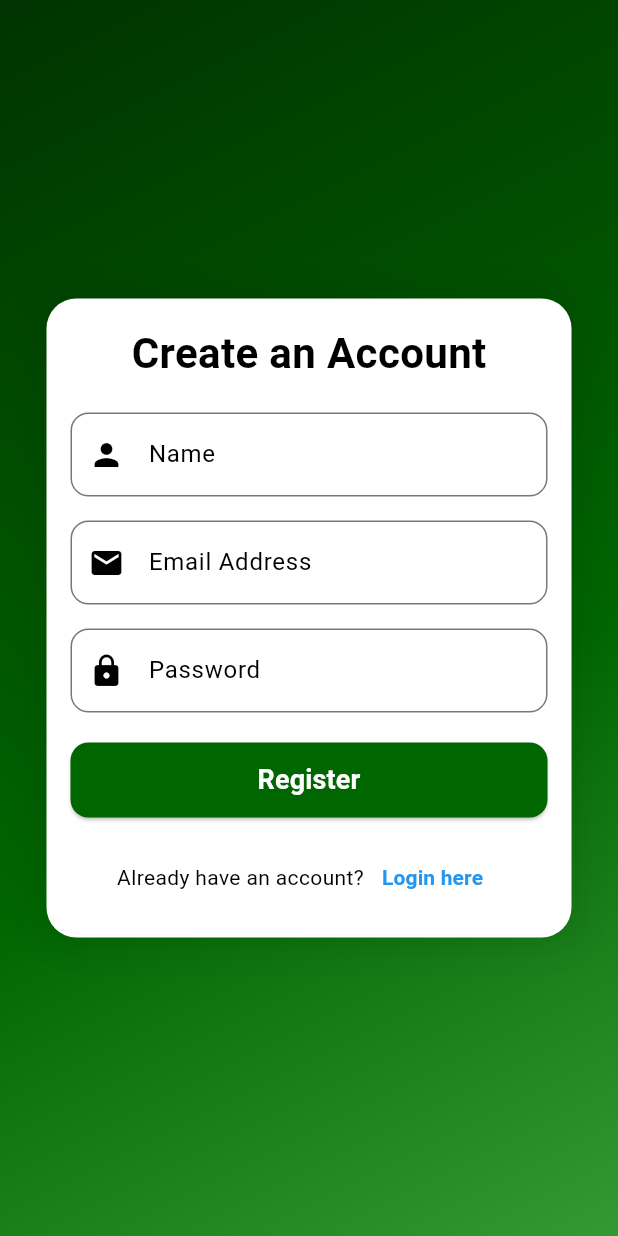
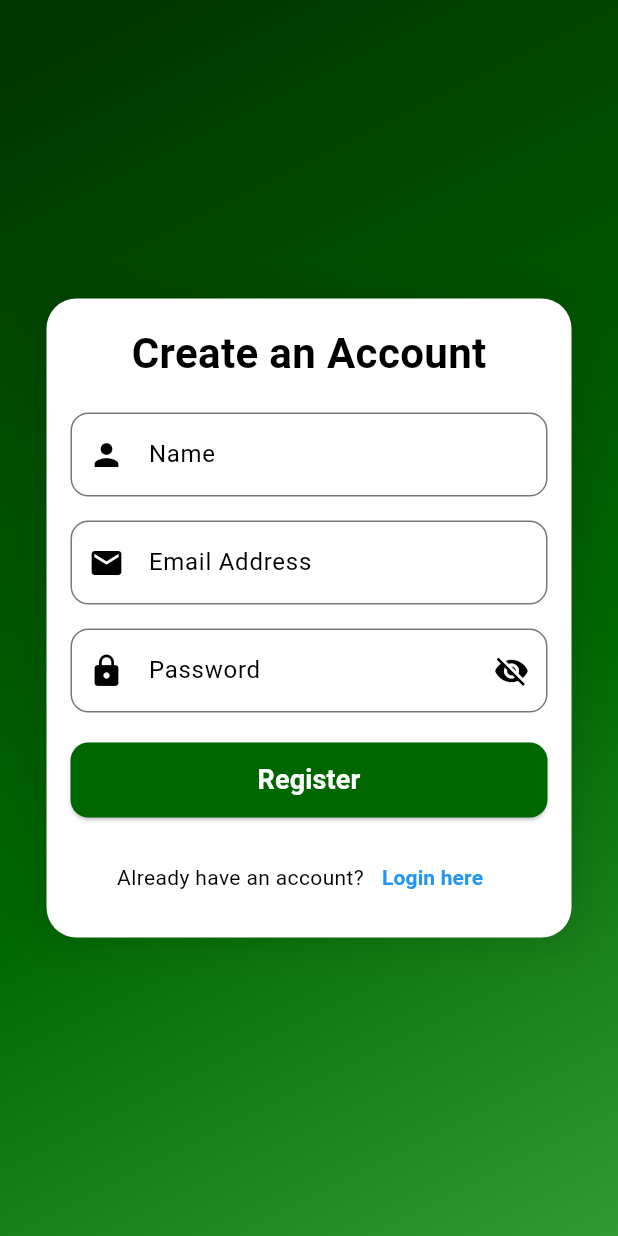
Before and after one commit to zahir248/receiptlog, a Flutter app: the screen it shows after launch, after a tap on "Register here", on a phone screen of 412 x 824 dp. Run offline on Flutter 3.47's test engine with Material 3 defaults, Android fonts, the phone set to English and light mode, and no system bars; our stand-ins replace fluttertoast, shared_preferences.

Commit message:
update function and design

```diff
--- a/lib/views/login.dart
+++ b/lib/views/login.dart
@@ -3,14 +3,22 @@ import 'package:flutter/material.dart';
 import 'register.dart';
 import '../controllers/login.dart';
 
-class LoginPage extends StatelessWidget {
+class LoginPage extends StatefulWidget {
   const LoginPage({super.key});
 
   @override
+  State<LoginPage> createState() => _LoginPageState();
+}
+
+class _LoginPageState extends State<LoginPage> {
+  final TextEditingController emailController = TextEditingController();
+  final TextEditingController passwordController = TextEditingController();
+
+  // State variable to toggle password visibility
+  bool _isPasswordVisible = false;
+
+  @override
   Widget build(BuildContext context) {
-    final TextEditingController emailController = TextEditingController();
-    final TextEditingController passwordController = TextEditingController();
-
     return Scaffold(
       body: Container(
         decoration: const BoxDecoration(
@@ -66,16 +74,27 @@ class LoginPage extends StatelessWidget {
                   keyboardType: TextInputType.emailAddress,
                 ),
                 const SizedBox(height: 16),
-                // Password field
+                // Password field with visibility icon
                 TextField(
                   controller: passwordController,
-                  obscureText: true,
-                  decoration: const InputDecoration(
-                    prefixIcon: Icon(Icons.lock, color: Colors.black),
+                  obscureText: !_isPasswordVisible, // Control password visibility
+                  decoration: InputDecoration(
+                    prefixIcon: const Icon(Icons.lock, color: Colors.black),
                     labelText: 'Password',
-                    labelStyle: TextStyle(color: Colors.black),
-                    border: OutlineInputBorder(
+                    labelStyle: const TextStyle(color: Colors.black),
+                    border: const OutlineInputBorder(
                       borderRadius: BorderRadius.all(Radius.circular(12)),
+                    ),
+                    suffixIcon: IconButton(
+                      icon: Icon(
+                        _isPasswordVisible ? Icons.visibility : Icons.visibility_off,
+                        color: Colors.black,
+                      ),
+                      onPressed: () {
+                        setState(() {
+                          _isPasswordVisible = !_isPasswordVisible;
+                        });
+                      },
                     ),
                   ),
                 ),
@@ -113,7 +132,7 @@ class LoginPage extends StatelessWidget {
                 const SizedBox(height: 16),
                 // "Don't have an account?" and "Register here" link closely
                 Row(
-                  mainAxisSize: MainAxisSize.min, // Minimize the row size to fit both texts closely
+                  mainAxisSize: MainAxisSize.min,
                   children: [
                     const Text(
                       "Don't have an account?",
@@ -121,7 +140,6 @@ class LoginPage extends StatelessWidget {
                     ),
                     TextButton(
                       onPressed: () {
-                        // Navigate to the RegisterPage
                         Navigator.push(
                           context,
                           MaterialPageRoute(builder: (context) => const RegisterPage()),
@@ -130,7 +148,7 @@ class LoginPage extends StatelessWidget {
                       child: const Text(
                         "Register here",
                         style: TextStyle(
-                          color: Colors.blue, // Blue color
+                          color: Colors.blue,
                           fontWeight: FontWeight.bold,
                         ),
                       ),
--- a/lib/views/register.dart
+++ b/lib/views/register.dart
@@ -2,11 +2,24 @@ import 'package:flutter/material.dart';
 import 'package:fluttertoast/fluttertoast.dart';
 
 import '/controllers/register.dart';
+import 'login.dart';
 
-class RegisterPage extends StatelessWidget {
+class RegisterPage extends StatefulWidget {
   const RegisterPage({super.key});
 
-  // Validation functions inside RegisterPage class
+  @override
+  State<RegisterPage> createState() => _RegisterPageState();
+}
+
+class _RegisterPageState extends State<RegisterPage> {
+  final TextEditingController nameController = TextEditingController();
+  final TextEditingController emailController = TextEditingController();
+  final TextEditingController passwordController = TextEditingController();
+  final RegisterController registerController = RegisterController();
+
+  bool _isPasswordVisible = false; // To manage password visibility
+
+  // Validation functions
   String? validateName(String name) {
     if (name.isEmpty) {
       return 'Name is required';
@@ -39,13 +52,6 @@ class RegisterPage extends StatelessWidget {
     }
     return null;
   }
-
-  @override
-  Widget build(BuildContext context) {
-    final TextEditingController nameController = TextEditingController();
-    final TextEditingController emailController = TextEditingController();
-    final TextEditingController passwordController = TextEditingController();
-    final RegisterController registerController = RegisterController();
 
   Future<void> handleRegister() async {
     final nameError = validateName(nameController.text);
@@ -83,7 +89,7 @@ class RegisterPage extends StatelessWidget {
         fontSize: 16.0,
       );
 
-        // Wait for 1 seconds before navigating to login page
+      // Wait for 1 second before navigating to login page
       Future.delayed(Duration(seconds: 1), () {
         Navigator.pop(context); // Go back to the previous page (login)
       });
@@ -99,9 +105,11 @@ class RegisterPage extends StatelessWidget {
     }
   }
 
+  @override
+  Widget build(BuildContext context) {
     return Scaffold(
       body: Container(
-        decoration: BoxDecoration(
+        decoration: const BoxDecoration(
           gradient: LinearGradient(
             begin: Alignment.topLeft,
             end: Alignment.bottomRight,
@@ -168,13 +176,24 @@ class RegisterPage extends StatelessWidget {
                 const SizedBox(height: 16),
                 TextField(
                   controller: passwordController,
-                  obscureText: true,
-                  decoration: const InputDecoration(
-                    prefixIcon: Icon(Icons.lock, color: Colors.black),
+                  obscureText: !_isPasswordVisible,
+                  decoration: InputDecoration(
+                    prefixIcon: const Icon(Icons.lock, color: Colors.black),
                     labelText: 'Password',
-                    labelStyle: TextStyle(color: Colors.black),
-                    border: OutlineInputBorder(
+                    labelStyle: const TextStyle(color: Colors.black),
+                    border: const OutlineInputBorder(
                       borderRadius: BorderRadius.all(Radius.circular(12)),
+                    ),
+                    suffixIcon: IconButton(
+                      icon: Icon(
+                        _isPasswordVisible ? Icons.visibility : Icons.visibility_off,
+                        color: Colors.black,
+                      ),
+                      onPressed: () {
+                        setState(() {
+                          _isPasswordVisible = !_isPasswordVisible;
+                        });
+                      },
                     ),
                   ),
                 ),
@@ -207,7 +226,10 @@ class RegisterPage extends StatelessWidget {
                     ),
                     TextButton(
                       onPressed: () {
-                        Navigator.pop(context);
+                        Navigator.pushReplacement(
+                          context,
+                          MaterialPageRoute(builder: (context) => const LoginPage()), // Replace with your login page
+                        );
                       },
                       child: const Text(
                         "Login here",
--- a/pubspec.yaml
+++ b/pubspec.yaml
@@ -38,6 +38,7 @@ dependencies:
   flutter_launcher_icons: ^0.9.3
   http: ^1.0.0
   fluttertoast: ^8.2.4
+  shared_preferences: ^2.0.0
 
 dev_dependencies:
   flutter_test:
```
Also changed, not shown: lib/controllers/login.dart (+11 -2 lines), pubspec.lock, 1 other file. Lines whose indentation alone changed are shown as unchanged.
